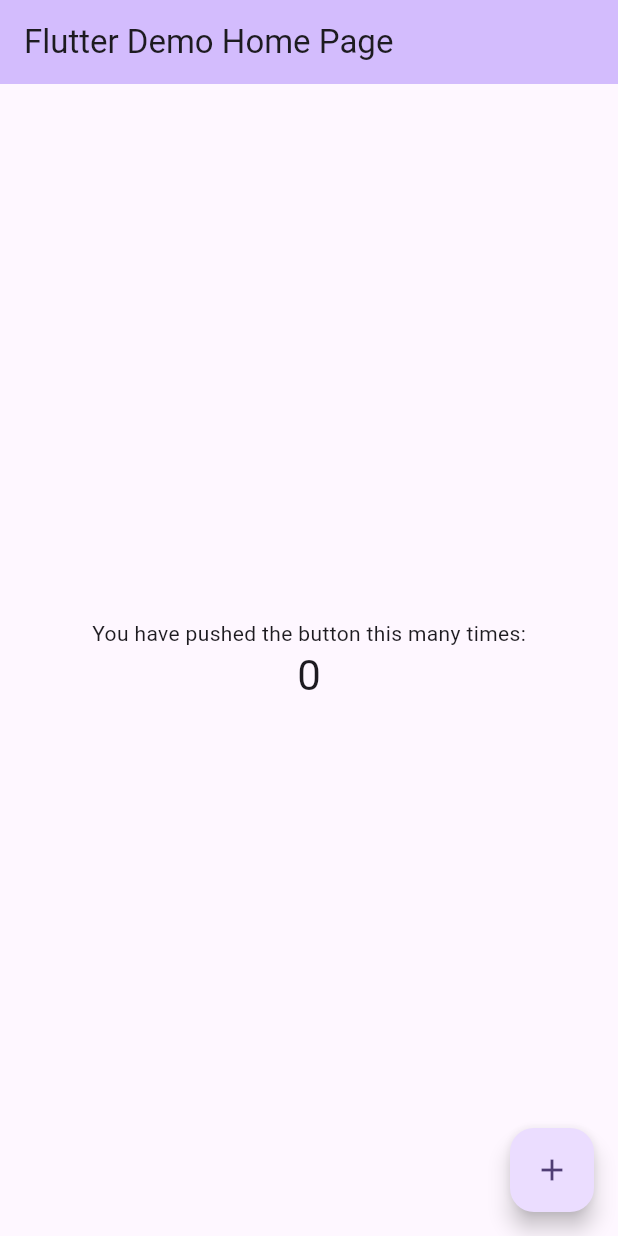
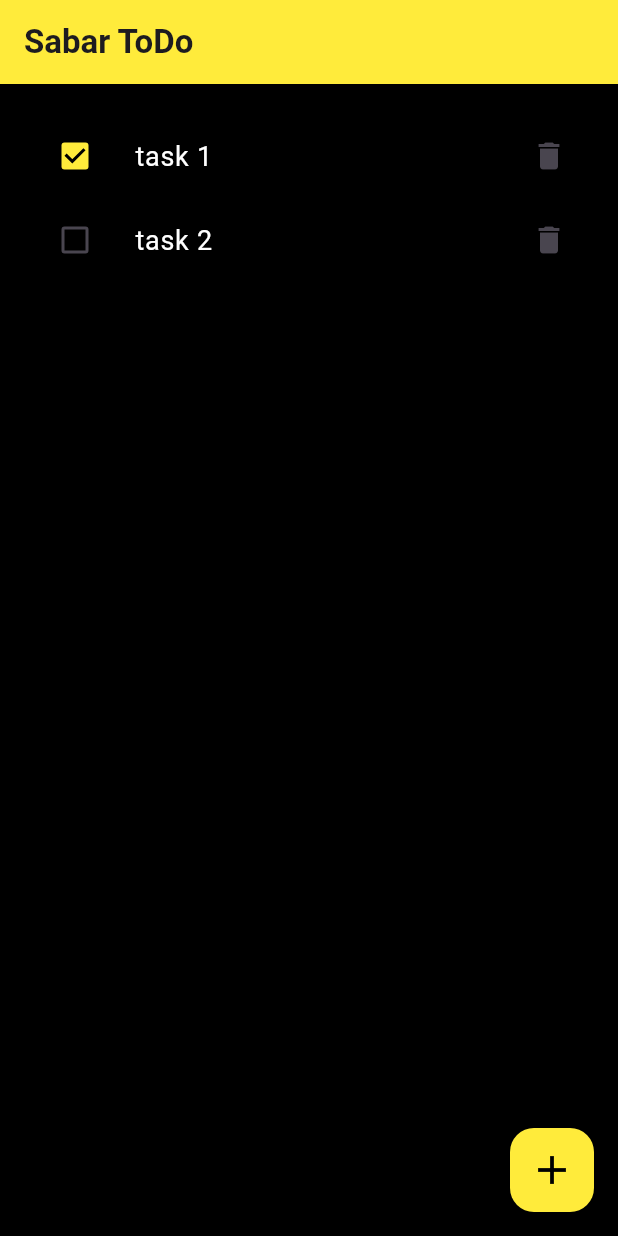
Before and after one commit to sairaorgb/ToDo-App, a Flutter app: the screen it shows after launch, on a phone screen of 412 x 824 dp. Run offline on Flutter 3.47's test engine with Material 3 defaults, Android fonts, the light colour scheme and no system bars; statements that could not run were skipped.

Commit message:
random commit

```diff
--- a/lib/main.dart
+++ b/lib/main.dart
@@ -1,125 +1,21 @@
 import 'package:flutter/material.dart';
+import 'package:mk_todo/pages/homepage.dart';
 
 void main() {
-  runApp(const MyApp());
+  runApp(myApp());
 }
 
-class MyApp extends StatelessWidget {
-  const MyApp({super.key});
+class myApp extends StatelessWidget {
+  const myApp({super.key});
 
-  // This widget is the root of your application.
   @override
   Widget build(BuildContext context) {
     return MaterialApp(
-      title: 'Flutter Demo',
+      debugShowCheckedModeBanner: false,
       theme: ThemeData(
-        // This is the theme of your application.
-        //
-        // TRY THIS: Try running your application with "flutter run". You'll see
-        // the application has a purple toolbar. Then, without quitting the app,
-        // try changing the seedColor in the colorScheme below to Colors.green
-        // and then invoke "hot reload" (save your changes or press the "hot
-        // reload" button in a Flutter-supported IDE, or press "r" if you used
-        // the command line to start the app).
-        //
-        // Notice that the counter didn't reset back to zero; the application
-        // state is not lost during the reload. To reset the state, use hot
-        // restart instead.
-        //
-        // This works for code too, not just values: Most code changes can be
-        // tested with just a hot reload.
-        colorScheme: ColorScheme.fromSeed(seedColor: Colors.deepPurple),
-        useMaterial3: true,
+        primarySwatch: Colors.yellow,
       ),
-      home: const MyHomePage(title: 'Flutter Demo Home Page'),
+      home: Homepage(),
     );
   }
 }
-
-class MyHomePage extends StatefulWidget {
-  const MyHomePage({super.key, required this.title});
-
-  // This widget is the home page of your application. It is stateful, meaning
-  // that it has a State object (defined below) that contains fields that affect
-  // how it looks.
-
-  // This class is the configuration for the state. It holds the values (in this
-  // case the title) provided by the parent (in this case the App widget) and
-  // used by the build method of the State. Fields in a Widget subclass are
-  // always marked "final".
-
-  final String title;
-
-  @override
-  State<MyHomePage> createState() => _MyHomePageState();
-}
-
-class _MyHomePageState extends State<MyHomePage> {
-  int _counter = 0;
-
-  void _incrementCounter() {
-    setState(() {
-      // This call to setState tells the Flutter framework that something has
-      // changed in this State, which causes it to rerun the build method below
-      // so that the display can reflect the updated values. If we changed
-      // _counter without calling setState(), then the build method would not be
-      // called again, and so nothing would appear to happen.
-      _counter++;
-    });
-  }
-
-  @override
-  Widget build(BuildContext context) {
-    // This method is rerun every time setState is called, for instance as done
-    // by the _incrementCounter method above.
-    //
-    // The Flutter framework has been optimized to make rerunning build methods
-    // fast, so that you can just rebuild anything that needs updating rather
-    // than having to individually change instances of widgets.
-    return Scaffold(
-      appBar: AppBar(
-        // TRY THIS: Try changing the color here to a specific color (to
-        // Colors.amber, perhaps?) and trigger a hot reload to see the AppBar
-        // change color while the other colors stay the same.
-        backgroundColor: Theme.of(context).colorScheme.inversePrimary,
-        // Here we take the value from the MyHomePage object that was created by
-        // the App.build method, and use it to set our appbar title.
-        title: Text(widget.title),
-      ),
-      body: Center(
-        // Center is a layout widget. It takes a single child and positions it
-        // in the middle of the parent.
-        child: Column(
-          // Column is also a layout widget. It takes a list of children and
-          // arranges them vertically. By default, it sizes itself to fit its
-          // children horizontally, and tries to be as tall as its parent.
-          //
-          // Column has various properties to control how it sizes itself and
-          // how it positions its children. Here we use mainAxisAlignment to
-          // center the children vertically; the main axis here is the vertical
-          // axis because Columns are vertical (the cross axis would be
-          // horizontal).
-          //
-          // TRY THIS: Invoke "debug painting" (choose the "Toggle Debug Paint"
-          // action in the IDE, or press "p" in the console), to see the
-          // wireframe for each widget.
-          mainAxisAlignment: MainAxisAlignment.center,
-          children: <Widget>[
-            const Text(
-              'You have pushed the button this many times:',
-            ),
-            Text(
-              '$_counter',
-              style: Theme.of(context).textTheme.headlineMedium,
-            ),
-          ],
-        ),
-      ),
-      floatingActionButton: FloatingActionButton(
-        onPressed: _incrementCounter,
-        tooltip: 'Increment',
-        child: const Icon(Icons.add),
-      ), // This trailing comma makes auto-formatting nicer for build methods.
-    );
-  }
-}
--- /dev/null
+++ b/lib/pages/homepage.dart
@@ -0,0 +1,70 @@
+import 'package:flutter/material.dart';
+import 'package:mk_todo/utils/alertDialog.dart';
+import 'package:mk_todo/utils/tasktile.dart';
+
+class Homepage extends StatefulWidget {
+  const Homepage({super.key});
+
+  @override
+  State<Homepage> createState() => _HomepageState();
+}
+
+class _HomepageState extends State<Homepage> {
+  List _tasks = [
+    ["task 1", true],
+    ["task 2", false]
+  ];
+
+  void onChanged(int index) {
+    setState(() {
+      _tasks[index][1] = !_tasks[index][1];
+    });
+  }
+
+  void deleteTask(int index) {
+    setState(() {
+      _tasks.removeAt(index);
+    });
+  }
+
+  @override
+  Widget build(BuildContext context) {
+    return Scaffold(
+      backgroundColor: Colors.black,
+      appBar: AppBar(
+        title: Text(
+          "Sabar ToDo",
+          style: TextStyle(fontWeight: FontWeight.bold),
+        ),
+        backgroundColor: Colors.yellow,
+      ),
+      floatingActionButton: FloatingActionButton(
+        onPressed: () {return showDialog( context: BuildContexte,builder:(context) {
+          return alerDialog()
+        },)},
+        backgroundColor: Colors.yellow,
+        child: Icon(
+          Icons.add,
+          color: Colors.black,
+          size: 32,
+        ),
+      ),
+      body: Padding(
+        padding:
+            const EdgeInsets.only(top: 20, left: 10, right: 10, bottom: 10),
+        child: ListView.builder(
+            itemCount: _tasks.length,
+            itemBuilder: (context, index) {
+              return taskTile(
+                index: index,
+                taskName: _tasks[index][0],
+                checkValue: _tasks[index][1],
+                onChanged: (index) => onChanged(index),
+                deleteTask: (index) => deleteTask(index),
+              );
+            }),
+      ),
+      // body: taskTile(checkValue: false, taskName: "sabar"),
+    );
+  }
+}
--- /dev/null
+++ b/lib/utils/alertDialog.dart
@@ -0,0 +1,15 @@
+import 'package:flutter/material.dart';
+
+class alerDialog extends StatefulWidget {
+  const alerDialog({super.key});
+
+  @override
+  State<alerDialog> createState() => _alerDialogState();
+}
+
+class _alerDialogState extends State<alerDialog> {
+  @override
+  Widget build(BuildContext context) {
+    return alert;
+  }
+}
--- /dev/null
+++ b/lib/utils/tasktile.dart
@@ -0,0 +1,34 @@
+import 'package:flutter/material.dart';
+
+class taskTile extends StatelessWidget {
+  final bool checkValue;
+  final String taskName;
+  final int index;
+  Function(int) onChanged;
+  Function(int) deleteTask;
+  taskTile(
+      {super.key,
+      required this.index,
+      required this.checkValue,
+      required this.taskName,
+      required this.onChanged,
+      required this.deleteTask});
+
+  @override
+  Widget build(BuildContext context) {
+    return ListTile(
+      leading: Checkbox(
+        value: checkValue,
+        onChanged: (value) => onChanged(index),
+        checkColor: Colors.black,
+        activeColor: checkValue ? Colors.yellow : Colors.black,
+      ),
+      title: Text(
+        taskName,
+        style: TextStyle(color: Colors.white, fontSize: 18),
+      ),
+      trailing: GestureDetector(
+          onTap: () => deleteTask(index), child: Icon(Icons.delete)),
+    );
+  }
+}
```
Also changed, not shown: flutter_01.png (added), flutter_02.png (added), 2 other files.
